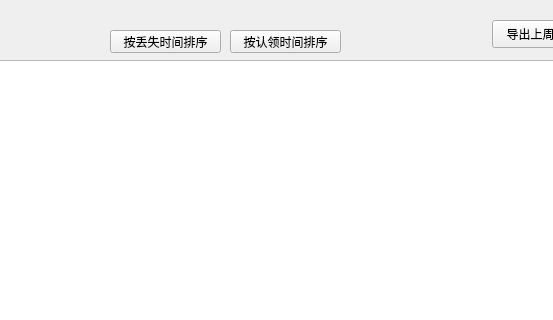
ChenKS12138/lost_and_found, file appwindow.ui: the form before one commit; both pictures show x 220 to 773 and y 0 to 320 of the 1107 by 706 pixel window.
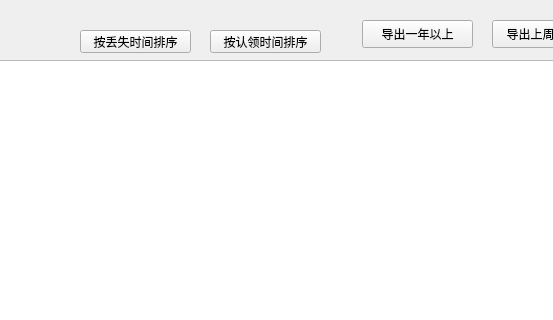
The form after the commit.

What changed in the file:
```diff
--- a/appwindow.ui
+++ b/appwindow.ui
@@ -139,7 +139,7 @@
    <widget class="QPushButton" name="sortByLost">
     <property name="geometry">
      <rect>
-      <x>330</x>
+      <x>300</x>
       <y>30</y>
       <width>111</width>
       <height>23</height>
@@ -152,7 +152,7 @@
    <widget class="QPushButton" name="sortByFound">
     <property name="geometry">
      <rect>
-      <x>450</x>
+      <x>430</x>
       <y>30</y>
       <width>111</width>
       <height>23</height>
@@ -191,6 +191,19 @@
      <string>导出上周记录</string>
     </property>
    </widget>
+   <widget class="QPushButton" name="export_last_year">
+    <property name="geometry">
+     <rect>
+      <x>582</x>
+      <y>20</y>
+      <width>111</width>
+      <height>28</height>
+     </rect>
+    </property>
+    <property name="text">
+     <string>导出一年以上</string>
+    </property>
+   </widget>
   </widget>
   <widget class="QMenuBar" name="menubar">
    <property name="geometry">
```
